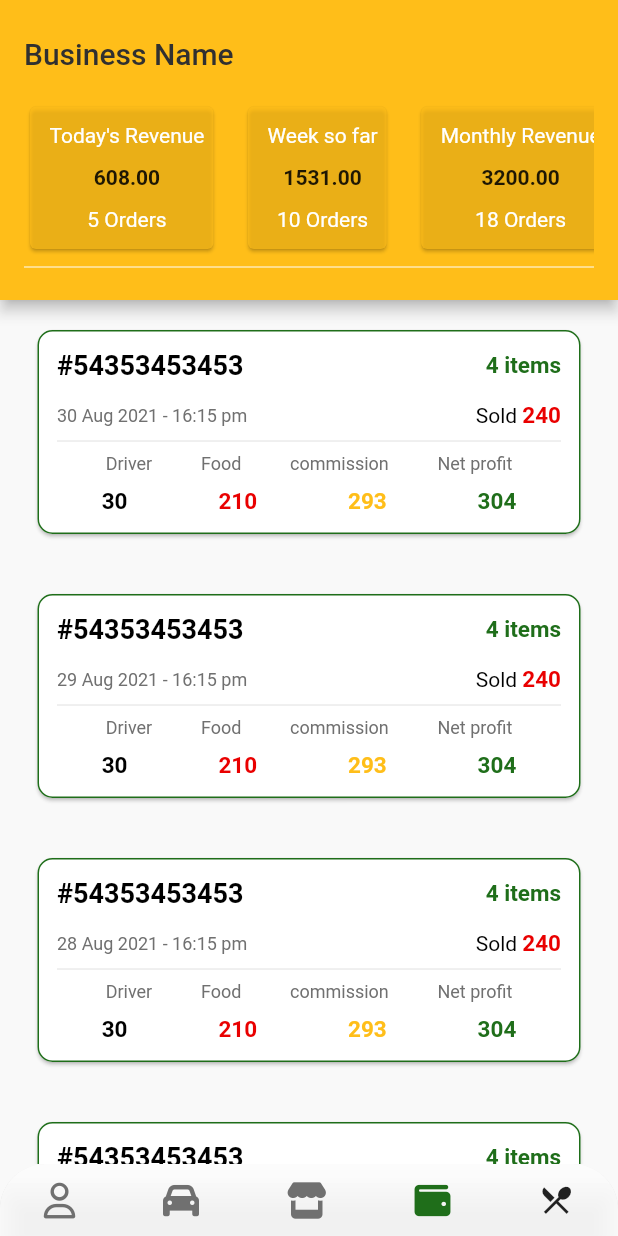
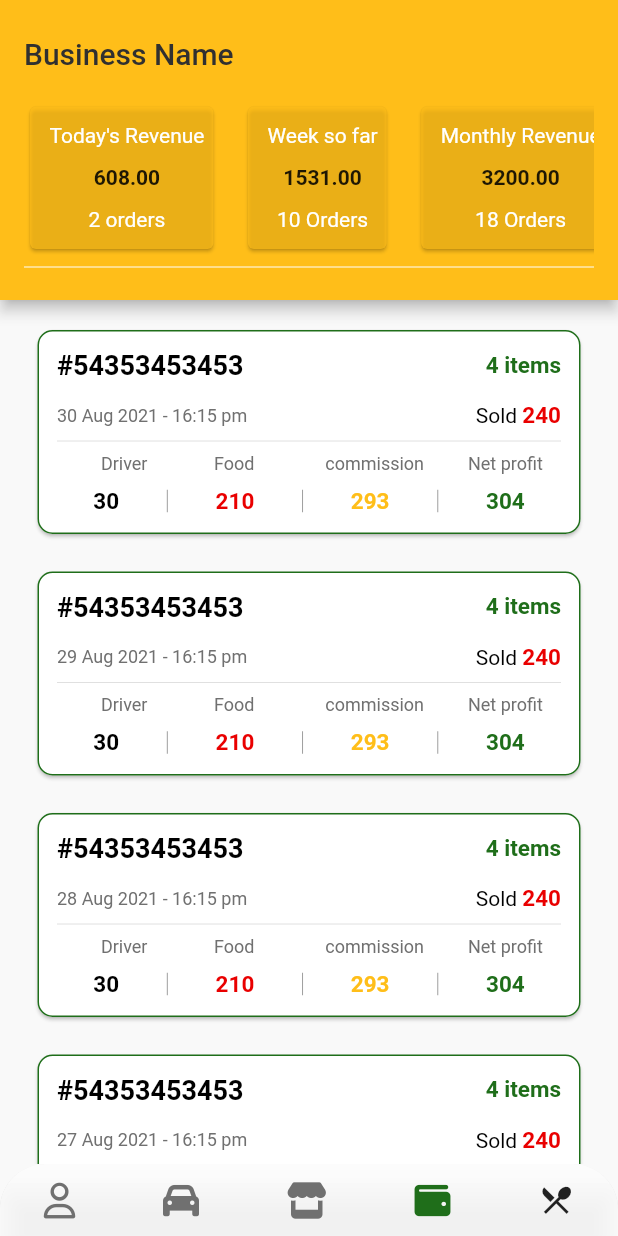
Before and after one commit to bowtiedalien/NBSVenture_Test, a Flutter app: the screen it shows after launch, on a phone screen of 412 x 824 dp. Run offline on Flutter 3.47's test engine with Material 2 defaults, Android fonts, the phone set to English and light mode, and no system bars; our stand-ins replace dio, font_awesome_flutter.

Commit message:
some code cleaning

```diff
--- /dev/null
+++ b/task1/lib/common_widgets.dart
@@ -0,0 +1,128 @@
+import 'package:flutter/material.dart';
+import 'styles.dart';
+
+Widget OrderCard(
+    String orderNo,
+    int orderItemsCount,
+    String orderDateTime,
+    int orderSold,
+    int orderDriver,
+    int orderFood,
+    int orderCommission,
+    int orderNetProfit) {
+  return Card(
+    margin: EdgeInsets.fromLTRB(25, 20, 25, 5),
+    shape: OutlineInputBorder(
+        borderRadius: BorderRadius.circular(10),
+        borderSide: BorderSide(color: greenColor, width: 1)),
+    child: Container(
+      padding: EdgeInsets.all(13),
+      child: Column(
+        children: [
+          Row(
+            mainAxisAlignment: MainAxisAlignment.spaceBetween,
+            children: [
+              Text(
+                orderNo,
+                style: TextStyle(
+                    color: Colors.black,
+                    fontSize: 18,
+                    fontWeight: FontWeight.bold),
+              ),
+              Text(
+                orderItemsCount.toString() + " items",
+                style: TextStyle(
+                    color: Color(0xFF1F6E1A),
+                    fontSize: 15,
+                    fontWeight: FontWeight.bold),
+              )
+            ],
+          ),
+          Container(
+            height: 14,
+          ),
+          Row(
+            mainAxisAlignment: MainAxisAlignment.spaceBetween,
+            children: [
+              Text(
+                orderDateTime,
+                style: TextStyle(color: Color(0xFF707070), fontSize: 12),
+              ),
+              RichText(
+                text: TextSpan(
+                  style: new TextStyle(
+                    fontSize: 14.0,
+                    color: Colors.black,
+                  ),
+                  children: <TextSpan>[
+                    new TextSpan(text: 'Sold '),
+                    new TextSpan(
+                        text: orderSold.toString(),
+                        style: TextStyle(
+                            fontSize: 15,
+                            color: redColor,
+                            fontWeight: FontWeight.bold)),
+                  ],
+                ),
+              ),
+            ],
+          ),
+          Divider(),
+          Row(
+            mainAxisAlignment: MainAxisAlignment.spaceEvenly,
+            children: [
+              Container(width: 5),
+              Text('Driver', style: TextStyle(color: greyColor, fontSize: 12)),
+              Container(width: 20),
+              Text('Food', style: TextStyle(color: greyColor, fontSize: 12)),
+              Container(width: 23),
+              Text('commission',
+                  style: TextStyle(color: greyColor, fontSize: 12)),
+              Container(width: 5),
+              Text('Net profit',
+                  style: TextStyle(color: greyColor, fontSize: 12)),
+            ],
+          ),
+          Container(height: 9),
+          Row(
+            mainAxisAlignment: MainAxisAlignment.spaceEvenly,
+            children: [
+              Text(
+                orderDriver.toString(),
+                style: TextStyle(
+                    color: Colors.black,
+                    fontSize: 15,
+                    fontWeight: FontWeight.bold),
+              ),
+              Container(
+                height: 15,
+                child: VerticalDivider(color: Colors.grey),
+              ),
+              Text(
+                orderFood.toString(),
+                style: TextStyle(
+                    color: redColor, fontSize: 15, fontWeight: FontWeight.bold),
+              ),
+              Container(height: 15, child: VerticalDivider(color: Colors.grey)),
+              Text(
+                orderCommission.toString(),
+                style: TextStyle(
+                    color: yellowColor,
+                    fontSize: 15,
+                    fontWeight: FontWeight.bold),
+              ),
+              Container(height: 15, child: VerticalDivider(color: Colors.grey)),
+              Text(
+                orderNetProfit.toString(),
+                style: TextStyle(
+                    color: greenColor,
+                    fontSize: 15,
+                    fontWeight: FontWeight.bold),
+              ),
+            ],
+          ),
+        ],
+      ),
+    ),
+  );
+}
--- a/task1/lib/data.dart
+++ b/task1/lib/data.dart
@@ -1,5 +1,4 @@
 import 'dart:convert';
-
 import 'models/OrdersModel.dart';
 
 var dataText =
--- a/task1/lib/main.dart
+++ b/task1/lib/main.dart
@@ -3,6 +3,7 @@ import 'package:flutter/rendering.dart';
 import 'package:task1/custom_router.dart';
 import 'package:task1/data.dart';
 import 'package:task1/screens/second_screen.dart';
+import 'common_widgets.dart';
 import 'styles.dart';
 import 'package:font_awesome_flutter/font_awesome_flutter.dart';
 
@@ -12,7 +13,6 @@ void main() {
 }
 
 class MyApp extends StatelessWidget {
-  // This widget is the root of your application.
   @override
   Widget build(BuildContext context) {
     return MaterialApp(
@@ -93,7 +93,7 @@ class _MyHomePageState extends State<MyHomePage> {
                     MaterialButton(
                         minWidth: 20,
                         onPressed: () {
-                          // go to screen E
+                          // go to screen E - current screen
                         },
                         child: Icon(Icons.restaurant_menu))
                   ],
@@ -119,6 +119,7 @@ class _MyHomePageState extends State<MyHomePage> {
                 ),
               ),
               Container(
+                // list of clickable cards in appbar
                 child: SingleChildScrollView(
                   scrollDirection: Axis.horizontal,
                   child: Row(
@@ -140,7 +141,9 @@ class _MyHomePageState extends State<MyHomePage> {
                                 Container(height: 12),
                                 RevenueText(totalTodayRevenue),
                                 Container(height: 12),
-                                OrderCountText("5 Orders")
+                                OrderCountText(
+                                    orderObjWithTodayDate.length.toString() +
+                                        " orders")
                               ],
                             ),
                           ),
@@ -201,6 +204,7 @@ class _MyHomePageState extends State<MyHomePage> {
           backgroundColor: yellowColor,
         ),
         body: ListView.builder(
+            // order cards list
             itemCount: orderObj.length,
             scrollDirection: Axis.vertical,
             itemBuilder: (context, index) {
--- a/task1/lib/screens/second_screen.dart
+++ b/task1/lib/screens/second_screen.dart
@@ -2,7 +2,7 @@ import 'package:flutter/material.dart';
 import 'package:task1/custom_router.dart';
 import 'package:task1/models/OrdersModel.dart';
 import 'package:task1/styles.dart';
-
+import '../common_widgets.dart';
 import '../data.dart';
 
 List<Order> orderObjWithTodayDate = [];
@@ -29,6 +29,7 @@ class _SecondScreenState extends State<SecondScreen> {
           child: Column(
             children: [
               Container(
+                // appbar
                 width: 300,
                 height: 40,
                 decoration: BoxDecoration(
@@ -59,12 +60,13 @@ class _SecondScreenState extends State<SecondScreen> {
                 ),
               ),
               Container(
+                // horizontal info line after appbar
                 margin: EdgeInsets.fromLTRB(0, 19, 0, 20),
                 child: Row(
                   mainAxisAlignment: MainAxisAlignment.spaceBetween,
                   children: [
                     Text(
-                      totalTodayRevenue.toString() + " TL",
+                      totalTodayRevenue.toString() + " Tl",
                       style: TextStyle(
                           fontSize: 23,
                           color: Colors.white,
@@ -81,6 +83,7 @@ class _SecondScreenState extends State<SecondScreen> {
                 color: Colors.white,
               ),
               Flexible(
+                  // list of today's transactions
                   child: ListView.builder(
                 itemCount: orderObjWithTodayDate.length,
                 scrollDirection: Axis.vertical,
@@ -103,125 +106,6 @@ class _SecondScreenState extends State<SecondScreen> {
   }
 }
 
-Widget OrderCard(
-    String orderNo,
-    int orderItemsCount,
-    String orderDateTime,
-    int orderSold,
-    int orderDriver,
-    int orderFood,
-    int orderCommission,
-    int orderNetProfit) {
-  return Card(
-    margin: EdgeInsets.fromLTRB(25, 20, 25, 20),
-    shape: OutlineInputBorder(
-        borderRadius: BorderRadius.circular(10),
-        borderSide: BorderSide(color: greenColor, width: 1)),
-    child: Container(
-      padding: EdgeInsets.all(13),
-      child: Column(
-        children: [
-          Row(
-            mainAxisAlignment: MainAxisAlignment.spaceBetween,
-            children: [
-              Text(
-                orderNo,
-                style: TextStyle(
-                    color: Colors.black,
-                    fontSize: 18,
-                    fontWeight: FontWeight.bold),
-              ),
-              Text(
-                orderItemsCount.toString() + " items",
-                style: TextStyle(
-                    color: Color(0xFF1F6E1A),
-                    fontSize: 15,
-                    fontWeight: FontWeight.bold),
-              )
-            ],
-          ),
-          Container(
-            height: 14,
-          ),
-          Row(
-            mainAxisAlignment: MainAxisAlignment.spaceBetween,
-            children: [
-              Text(
-                orderDateTime,
-                style: TextStyle(color: Color(0xFF707070), fontSize: 12),
-              ),
-              RichText(
-                text: TextSpan(
-                  style: new TextStyle(
-                    fontSize: 14.0,
-                    color: Colors.black,
-                  ),
-                  children: <TextSpan>[
-                    new TextSpan(text: 'Sold '),
-                    new TextSpan(
-                        text: orderSold.toString(),
-                        style: TextStyle(
-                            fontSize: 15,
-                            color: redColor,
-                            fontWeight: FontWeight.bold)),
-                  ],
-                ),
-              ),
-            ],
-          ),
-          Divider(),
-          Row(
-            mainAxisAlignment: MainAxisAlignment.spaceEvenly,
-            children: [
-              Text('Driver', style: TextStyle(color: greyColor, fontSize: 12)),
-              Text('Food', style: TextStyle(color: greyColor, fontSize: 12)),
-              Text('commission',
-                  style: TextStyle(color: greyColor, fontSize: 12)),
-              Text('Net profit',
-                  style: TextStyle(color: greyColor, fontSize: 12)),
-            ],
-          ),
-          Container(height: 9),
-          Row(
-            mainAxisAlignment: MainAxisAlignment.spaceEvenly,
-            children: [
-              Text(
-                orderDriver.toString(),
-                style: TextStyle(
-                    color: Colors.black,
-                    fontSize: 15,
-                    fontWeight: FontWeight.bold),
-              ),
-              VerticalDivider(thickness: 1, width: 1, color: Colors.black),
-              Text(
-                orderFood.toString(),
-                style: TextStyle(
-                    color: redColor, fontSize: 15, fontWeight: FontWeight.bold),
-              ),
-              VerticalDivider(thickness: 1, width: 1, color: Colors.black),
-              Text(
-                orderCommission.toString(),
-                style: TextStyle(
-                    color: yellowColor,
-                    fontSize: 15,
-                    fontWeight: FontWeight.bold),
-              ),
-              VerticalDivider(thickness: 1, width: 1, color: Colors.black),
-              Text(
-                orderNetProfit.toString(),
-                style: TextStyle(
-                    color: greenColor,
-                    fontSize: 15,
-                    fontWeight: FontWeight.bold),
-              ),
-            ],
-          ),
-        ],
-      ),
-    ),
-  );
-}
-
 calculateTodaysRevenue() {
   // filter out today's Revenue list
   // (assuming today's date is 12 Aug 2021)
--- a/task1/lib/services/OrdersService.dart
+++ b/task1/lib/services/OrdersService.dart
@@ -2,6 +2,7 @@ import 'dart:io';
 import 'package:dio/dio.dart';
 
 class OrderService {
+  // code not used
   late Dio dio;
   String baseUrl = "";
 
--- a/task1/lib/styles.dart
+++ b/task1/lib/styles.dart
@@ -4,4 +4,3 @@ Color greenColor = Color(0xFF1F6E1A);
 Color yellowColor = Color(0xFFFFBE19);
 Color redColor = Color(0xFFE90000);
 Color greyColor = Color(0xFF707070);
-//const TextStyle labelStyle = TextStyle(fontSize: 12, color: greyColor);
```
Also changed, not shown: task1/lib/screens/fourth_screen.dart (deleted), task1/lib/screens/third_screen.dart (deleted).
